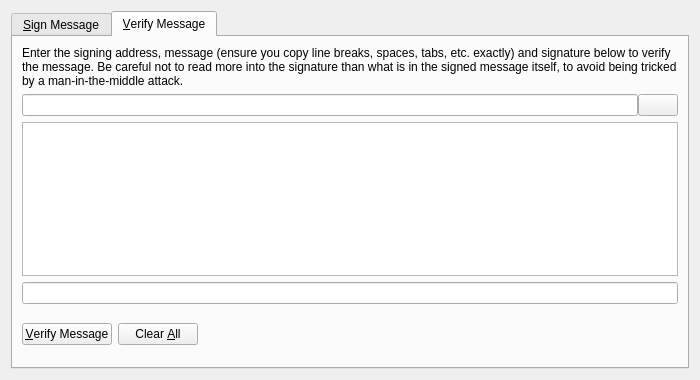
Before: the Qt Designer form src/qt/forms/signverifymessagedialog.ui in bonpekao/bonpekao, drawn with Qt 5.
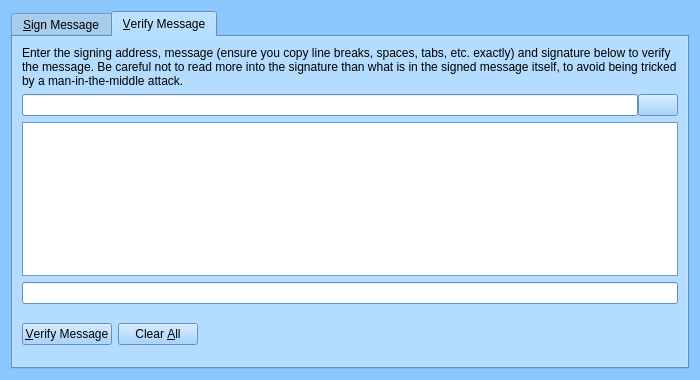
After: the same form once the commit is applied. Icons and pictures are not drawn. Custom widgets are drawn as their Qt base class.

```diff
--- a/src/qt/forms/signverifymessagedialog.ui
+++ b/src/qt/forms/signverifymessagedialog.ui
@@ -13,6 +13,421 @@
     <height>380</height>
    </rect>
   </property>
+  <property name="palette">
+   <palette>
+    <active>
+     <colorrole role="WindowText">
+      <brush brushstyle="SolidPattern">
+       <color alpha="255">
+        <red>0</red>
+        <green>0</green>
+        <blue>0</blue>
+       </color>
+      </brush>
+     </colorrole>
+     <colorrole role="Button">
+      <brush brushstyle="SolidPattern">
+       <color alpha="255">
+        <red>138</red>
+        <green>199</green>
+        <blue>255</blue>
+       </color>
+      </brush>
+     </colorrole>
+     <colorrole role="Light">
+      <brush brushstyle="SolidPattern">
+       <color alpha="255">
+        <red>255</red>
+        <green>255</green>
+        <blue>255</blue>
+       </color>
+      </brush>
+     </colorrole>
+     <colorrole role="Midlight">
+      <brush brushstyle="SolidPattern">
+       <color alpha="255">
+        <red>196</red>
+        <green>227</green>
+        <blue>255</blue>
+       </color>
+      </brush>
+     </colorrole>
+     <colorrole role="Dark">
+      <brush brushstyle="SolidPattern">
+       <color alpha="255">
+        <red>69</red>
+        <green>99</green>
+        <blue>127</blue>
+       </color>
+      </brush>
+     </colorrole>
+     <colorrole role="Mid">
+      <brush brushstyle="SolidPattern">
+       <color alpha="255">
+        <red>92</red>
+        <green>133</green>
+        <blue>170</blue>
+       </color>
+      </brush>
+     </colorrole>
+     <colorrole role="Text">
+      <brush brushstyle="SolidPattern">
+       <color alpha="255">
+        <red>0</red>
+        <green>0</green>
+        <blue>0</blue>
+       </color>
+      </brush>
+     </colorrole>
+     <colorrole role="BrightText">
+      <brush brushstyle="SolidPattern">
+       <color alpha="255">
+        <red>255</red>
+        <green>255</green>
+        <blue>255</blue>
+       </color>
+      </brush>
+     </colorrole>
+     <colorrole role="ButtonText">
+      <brush brushstyle="SolidPattern">
+       <color alpha="255">
+        <red>0</red>
+        <green>0</green>
+        <blue>0</blue>
+       </color>
+      </brush>
+     </colorrole>
+     <colorrole role="Base">
+      <brush brushstyle="SolidPattern">
+       <color alpha="255">
+        <red>255</red>
+        <green>255</green>
+        <blue>255</blue>
+       </color>
+      </brush>
+     </colorrole>
+     <colorrole role="Window">
+      <brush brushstyle="SolidPattern">
+       <color alpha="255">
+        <red>138</red>
+        <green>199</green>
+        <blue>255</blue>
+       </color>
+      </brush>
+     </colorrole>
+     <colorrole role="Shadow">
+      <brush brushstyle="SolidPattern">
+       <color alpha="255">
+        <red>0</red>
+        <green>0</green>
+        <blue>0</blue>
+       </color>
+      </brush>
+     </colorrole>
+     <colorrole role="AlternateBase">
+      <brush brushstyle="SolidPattern">
+       <color alpha="255">
+        <red>196</red>
+        <green>227</green>
+        <blue>255</blue>
+       </color>
+      </brush>
+     </colorrole>
+     <colorrole role="ToolTipBase">
+      <brush brushstyle="SolidPattern">
+       <color alpha="255">
+        <red>255</red>
+        <green>255</green>
+        <blue>220</blue>
+       </color>
+      </brush>
+     </colorrole>
+     <colorrole role="ToolTipText">
+      <brush brushstyle="SolidPattern">
+       <color alpha="255">
+        <red>0</red>
+        <green>0</green>
+        <blue>0</blue>
+       </color>
+      </brush>
+     </colorrole>
+    </active>
+    <inactive>
+     <colorrole role="WindowText">
+      <brush brushstyle="SolidPattern">
+       <color alpha="255">
+        <red>0</red>
+        <green>0</green>
+        <blue>0</blue>
+       </color>
+      </brush>
+     </colorrole>
+     <colorrole role="Button">
+      <brush brushstyle="SolidPattern">
+       <color alpha="255">
+        <red>138</red>
+        <green>199</green>
+        <blue>255</blue>
+       </color>
+      </brush>
+     </colorrole>
+     <colorrole role="Light">
+      <brush brushstyle="SolidPattern">
+       <color alpha="255">
+        <red>255</red>
+        <green>255</green>
+        <blue>255</blue>
+       </color>
+      </brush>
+     </colorrole>
+     <colorrole role="Midlight">
+      <brush brushstyle="SolidPattern">
+       <color alpha="255">
+        <red>196</red>
+        <green>227</green>
+        <blue>255</blue>
+       </color>
+      </brush>
+     </colorrole>
+     <colorrole role="Dark">
+      <brush brushstyle="SolidPattern">
+       <color alpha="255">
+        <red>69</red>
+        <green>99</green>
+        <blue>127</blue>
+       </color>
+      </brush>
+     </colorrole>
+     <colorrole role="Mid">
+      <brush brushstyle="SolidPattern">
+       <color alpha="255">
+        <red>92</red>
+        <green>133</green>
+        <blue>170</blue>
+       </color>
+      </brush>
+     </colorrole>
+     <colorrole role="Text">
+      <brush brushstyle="SolidPattern">
+       <color alpha="255">
+        <red>0</red>
+        <green>0</green>
+        <blue>0</blue>
+       </color>
+      </brush>
+     </colorrole>
+     <colorrole role="BrightText">
+      <brush brushstyle="SolidPattern">
+       <color alpha="255">
+        <red>255</red>
+        <green>255</green>
+        <blue>255</blue>
+       </color>
+      </brush>
+     </colorrole>
+     <colorrole role="ButtonText">
+      <brush brushstyle="SolidPattern">
+       <color alpha="255">
+        <red>0</red>
+        <green>0</green>
+        <blue>0</blue>
+       </color>
+      </brush>
+     </colorrole>
+     <colorrole role="Base">
+      <brush brushstyle="SolidPattern">
+       <color alpha="255">
+        <red>255</red>
+        <green>255</green>
+        <blue>255</blue>
+       </color>
+      </brush>
+     </colorrole>
+     <colorrole role="Window">
+      <brush brushstyle="SolidPattern">
+       <color alpha="255">
+        <red>138</red>
+        <green>199</green>
+        <blue>255</blue>
+       </color>
+      </brush>
+     </colorrole>
+     <colorrole role="Shadow">
+      <brush brushstyle="SolidPattern">
+       <color alpha="255">
+        <red>0</red>
+        <green>0</green>
+        <blue>0</blue>
+       </color>
+      </brush>
+     </colorrole>
+     <colorrole role="AlternateBase">
+      <brush brushstyle="SolidPattern">
+       <color alpha="255">
+        <red>196</red>
+        <green>227</green>
+        <blue>255</blue>
+       </color>
+      </brush>
+     </colorrole>
+     <colorrole role="ToolTipBase">
+      <brush brushstyle="SolidPattern">
+       <color alpha="255">
+        <red>255</red>
+        <green>255</green>
+        <blue>220</blue>
+       </color>
+      </brush>
+     </colorrole>
+     <colorrole role="ToolTipText">
+      <brush brushstyle="SolidPattern">
+       <color alpha="255">
+        <red>0</red>
+        <green>0</green>
+        <blue>0</blue>
+       </color>
+      </brush>
+     </colorrole>
+    </inactive>
+    <disabled>
+     <colorrole role="WindowText">
+      <brush brushstyle="SolidPattern">
+       <color alpha="255">
+        <red>69</red>
+        <green>99</green>
+        <blue>127</blue>
+       </color>
+      </brush>
+     </colorrole>
+     <colorrole role="Button">
+      <brush brushstyle="SolidPattern">
+       <color alpha="255">
+        <red>138</red>
+        <green>199</green>
+        <blue>255</blue>
+       </color>
+      </brush>
+     </colorrole>
+     <colorrole role="Light">
+      <brush brushstyle="SolidPattern">
+       <color alpha="255">
+        <red>255</red>
+        <green>255</green>
+        <blue>255</blue>
+       </color>
+      </brush>
+     </colorrole>
+     <colorrole role="Midlight">
+      <brush brushstyle="SolidPattern">
+       <color alpha="255">
+        <red>196</red>
+        <green>227</green>
+        <blue>255</blue>
+       </color>
+      </brush>
+     </colorrole>
+     <colorrole role="Dark">
+      <brush brushstyle="SolidPattern">
+       <color alpha="255">
+        <red>69</red>
+        <green>99</green>
+        <blue>127</blue>
+       </color>
+      </brush>
+     </colorrole>
+     <colorrole role="Mid">
+      <brush brushstyle="SolidPattern">
+       <color alpha="255">
+        <red>92</red>
+        <green>133</green>
+        <blue>170</blue>
+       </color>
+      </brush>
+     </colorrole>
+     <colorrole role="Text">
+      <brush brushstyle="SolidPattern">
+       <color alpha="255">
+        <red>69</red>
+        <green>99</green>
+        <blue>127</blue>
+       </color>
+      </brush>
+     </colorrole>
+     <colorrole role="BrightText">
+      <brush brushstyle="SolidPattern">
+       <color alpha="255">
+        <red>255</red>
+        <green>255</green>
+        <blue>255</blue>
+       </color>
+      </brush>
+     </colorrole>
+     <colorrole role="ButtonText">
+      <brush brushstyle="SolidPattern">
+       <color alpha="255">
+        <red>69</red>
+        <green>99</green>
+        <blue>127</blue>
+       </color>
+      </brush>
+     </colorrole>
+     <colorrole role="Base">
+      <brush brushstyle="SolidPattern">
+       <color alpha="255">
+        <red>138</red>
+        <green>199</green>
+        <blue>255</blue>
+       </color>
+      </brush>
+     </colorrole>
+     <colorrole role="Window">
+      <brush brushstyle="SolidPattern">
+       <color alpha="255">
+        <red>138</red>
+        <green>199</green>
+        <blue>255</blue>
+       </color>
+      </brush>
+     </colorrole>
+     <colorrole role="Shadow">
+      <brush brushstyle="SolidPattern">
+       <color alpha="255">
+        <red>0</red>
+        <green>0</green>
+        <blue>0</blue>
+       </color>
+      </brush>
+     </colorrole>
+     <colorrole role="AlternateBase">
+      <brush brushstyle="SolidPattern">
+       <color alpha="255">
+        <red>138</red>
+        <green>199</green>
+        <blue>255</blue>
+       </color>
+      </brush>
+     </colorrole>
+     <colorrole role="ToolTipBase">
+      <brush brushstyle="SolidPattern">
+       <color alpha="255">
+        <red>255</red>
+        <green>255</green>
+        <blue>220</blue>
+       </color>
+      </brush>
+     </colorrole>
+     <colorrole role="ToolTipText">
+      <brush brushstyle="SolidPattern">
+       <color alpha="255">
+        <red>0</red>
+        <green>0</green>
+        <blue>0</blue>
+       </color>
+      </brush>
+     </colorrole>
+    </disabled>
+   </palette>
+  </property>
   <property name="windowTitle">
    <string>Signatures - Sign / Verify a Message</string>
   </property>
```
